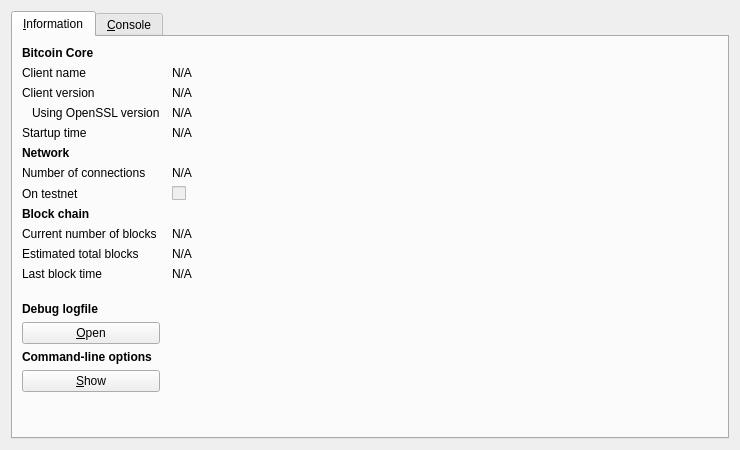
muddafudda/mc1, file src/qt/forms/rpcconsole.ui: the form before one commit.
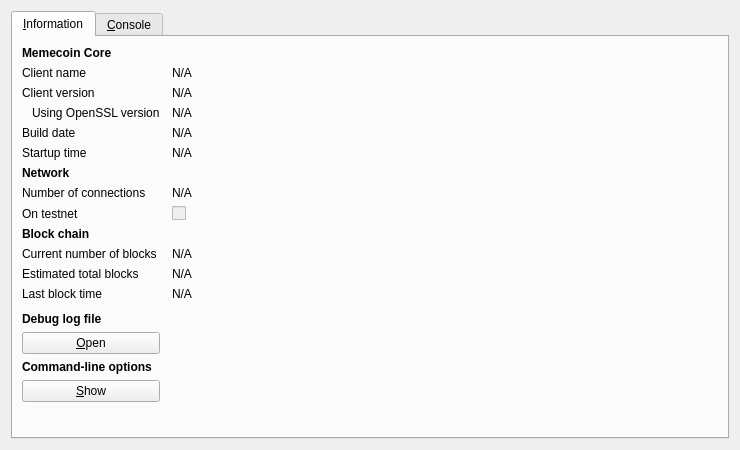
The form after the commit. Icons and pictures are not drawn.

Diff of the .ui file:
```diff
--- a/src/qt/forms/rpcconsole.ui
+++ b/src/qt/forms/rpcconsole.ui
@@ -36,7 +36,7 @@
           </font>
          </property>
          <property name="text">
-          <string>Bitcoin Core</string>
+          <string>Memecoin Core</string>
          </property>
         </widget>
        </item>
@@ -113,13 +113,36 @@
         </widget>
        </item>
        <item row="4" column="0">
+        <widget class="QLabel" name="label_12">
+         <property name="text">
+          <string>Build date</string>
+         </property>
+        </widget>
+       </item>
+       <item row="4" column="1">
+        <widget class="QLabel" name="buildDate">
+         <property name="cursor">
+          <cursorShape>IBeamCursor</cursorShape>
+         </property>
+         <property name="text">
+          <string>N/A</string>
+         </property>
+         <property name="textFormat">
+          <enum>Qt::PlainText</enum>
+         </property>
+         <property name="textInteractionFlags">
+          <set>Qt::LinksAccessibleByMouse|Qt::TextSelectableByKeyboard|Qt::TextSelectableByMouse</set>
+         </property>
+        </widget>
+       </item>
+       <item row="5" column="0">
         <widget class="QLabel" name="label_13">
          <property name="text">
           <string>Startup time</string>
          </property>
         </widget>
        </item>
-       <item row="4" column="1">
+       <item row="5" column="1">
         <widget class="QLabel" name="startupTime">
          <property name="cursor">
           <cursorShape>IBeamCursor</cursorShape>
@@ -135,7 +158,7 @@
          </property>
         </widget>
        </item>
-       <item row="5" column="0">
+       <item row="6" column="0">
         <widget class="QLabel" name="label_11">
          <property name="font">
           <font>
@@ -148,14 +171,14 @@
          </property>
         </widget>
        </item>
-       <item row="6" column="0">
+       <item row="7" column="0">
         <widget class="QLabel" name="label_7">
          <property name="text">
           <string>Number of connections</string>
          </property>
         </widget>
        </item>
-       <item row="6" column="1">
+       <item row="7" column="1">
         <widget class="QLabel" name="numberOfConnections">
          <property name="cursor">
           <cursorShape>IBeamCursor</cursorShape>
@@ -171,14 +194,14 @@
          </property>
         </widget>
        </item>
-       <item row="7" column="0">
+       <item row="8" column="0">
         <widget class="QLabel" name="label_8">
          <property name="text">
           <string>On testnet</string>
          </property>
         </widget>
        </item>
-       <item row="7" column="1">
+       <item row="8" column="1">
         <widget class="QCheckBox" name="isTestNet">
          <property name="enabled">
           <bool>false</bool>
@@ -188,7 +211,7 @@
          </property>
         </widget>
        </item>
-       <item row="8" column="0">
+       <item row="9" column="0">
         <widget class="QLabel" name="label_10">
          <property name="font">
           <font>
@@ -201,14 +224,14 @@
          </property>
         </widget>
        </item>
-       <item row="9" column="0">
+       <item row="10" column="0">
         <widget class="QLabel" name="label_3">
          <property name="text">
           <string>Current number of blocks</string>
          </property>
         </widget>
        </item>
-       <item row="9" column="1">
+       <item row="10" column="1">
         <widget class="QLabel" name="numberOfBlocks">
          <property name="cursor">
           <cursorShape>IBeamCursor</cursorShape>
@@ -224,14 +247,14 @@
          </property>
         </widget>
        </item>
-       <item row="10" column="0">
+       <item row="11" column="0">
         <widget class="QLabel" name="label_4">
          <property name="text">
           <string>Estimated total blocks</string>
          </property>
         </widget>
        </item>
-       <item row="10" column="1">
+       <item row="11" column="1">
         <widget class="QLabel" name="totalBlocks">
          <property name="cursor">
           <cursorShape>IBeamCursor</cursorShape>
@@ -247,14 +270,14 @@
          </property>
         </widget>
        </item>
-       <item row="11" column="0">
+       <item row="12" column="0">
         <widget class="QLabel" name="label_2">
          <property name="text">
           <string>Last block time</string>
          </property>
         </widget>
        </item>
-       <item row="11" column="1">
+       <item row="12" column="1">
         <widget class="QLabel" name="lastBlockTime">
          <property name="cursor">
           <cursorShape>IBeamCursor</cursorShape>
@@ -270,7 +293,7 @@
          </property>
         </widget>
        </item>
-       <item row="12" column="0">
+       <item row="13" column="0">
         <spacer name="verticalSpacer_2">
          <property name="orientation">
           <enum>Qt::Vertical</enum>
@@ -283,20 +306,20 @@
          </property>
         </spacer>
        </item>
-       <item row="13" column="0">
-        <widget class="QLabel" name="labelDebugLogfile">
-         <property name="font">
-          <font>
-           <weight>75</weight>
-           <bold>true</bold>
-          </font>
-         </property>
-         <property name="text">
-          <string>Debug logfile</string>
-         </property>
-        </widget>
-       </item>
        <item row="14" column="0">
+        <widget class="QLabel" name="labelDebugLogfile">
+         <property name="font">
+          <font>
+           <weight>75</weight>
+           <bold>true</bold>
+          </font>
+         </property>
+         <property name="text">
+          <string>Debug log file</string>
+         </property>
+        </widget>
+       </item>
+       <item row="15" column="0">
         <widget class="QPushButton" name="openDebugLogfileButton">
          <property name="toolTip">
           <string>Open the MemeCoin debug logfile from the current data directory. This can take a few seconds for large logfiles.</string>
```
Left out of the diff: 6 changed lines with no effect on the pictures.
